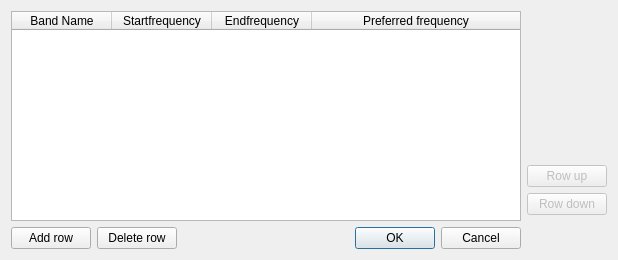
Qt form gui/definebandlist.ui (dl1ksv/linpsk) before a commit.
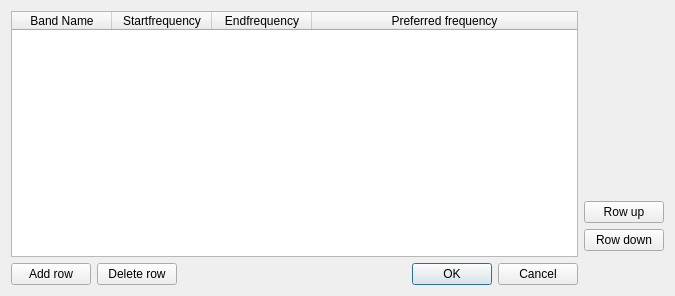
The same form after that commit.

The edit to the form file:
```diff
--- a/gui/definebandlist.ui
+++ b/gui/definebandlist.ui
@@ -6,8 +6,8 @@
    <rect>
     <x>0</x>
     <y>0</y>
-    <width>618</width>
-    <height>260</height>
+    <width>675</width>
+    <height>296</height>
    </rect>
   </property>
   <property name="windowTitle">
@@ -37,7 +37,10 @@
    <item row="1" column="3">
     <widget class="QPushButton" name="upButton">
      <property name="enabled">
-      <bool>false</bool>
+      <bool>true</bool>
+     </property>
+     <property name="toolTip">
+      <string>To select row click Band name</string>
      </property>
      <property name="text">
       <string>Row up</string>
@@ -106,13 +109,22 @@
       <property name="text">
        <string>Preferred frequency</string>
       </property>
+      <property name="toolTip">
+       <string>Set Frequency to switch to</string>
+      </property>
+      <property name="textAlignment">
+       <set>AlignCenter</set>
+      </property>
      </column>
     </widget>
    </item>
    <item row="2" column="3">
     <widget class="QPushButton" name="downButton">
      <property name="enabled">
-      <bool>false</bool>
+      <bool>true</bool>
+     </property>
+     <property name="toolTip">
+      <string>To select row click Band name</string>
      </property>
      <property name="text">
       <string>Row down</string>
```
